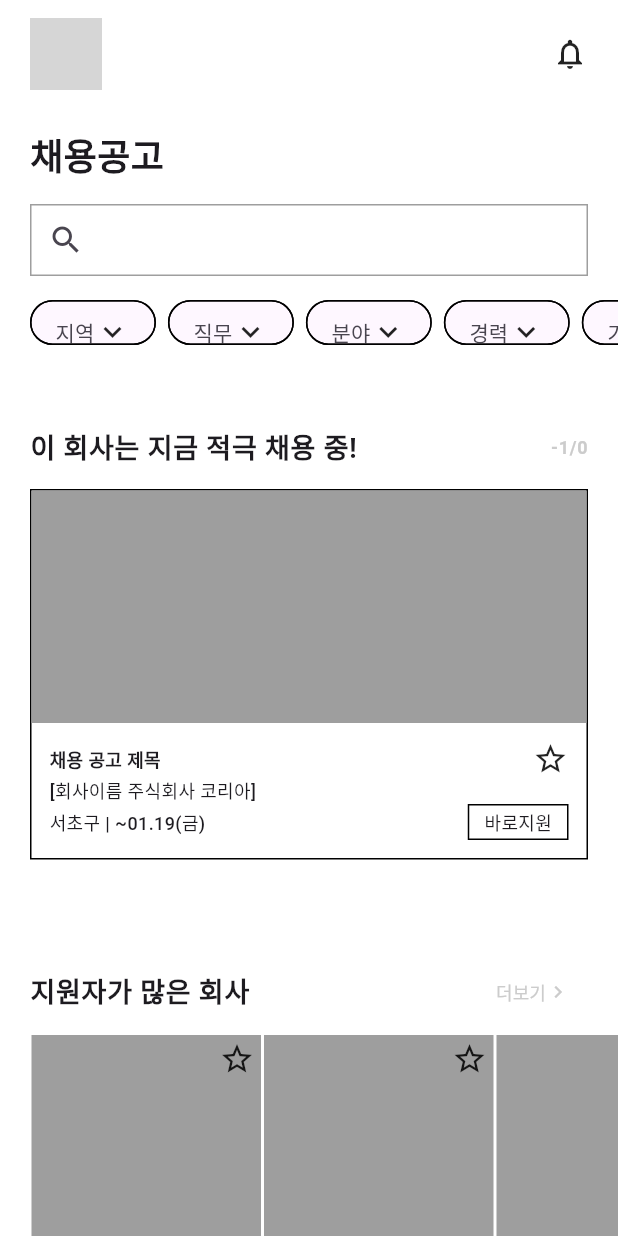
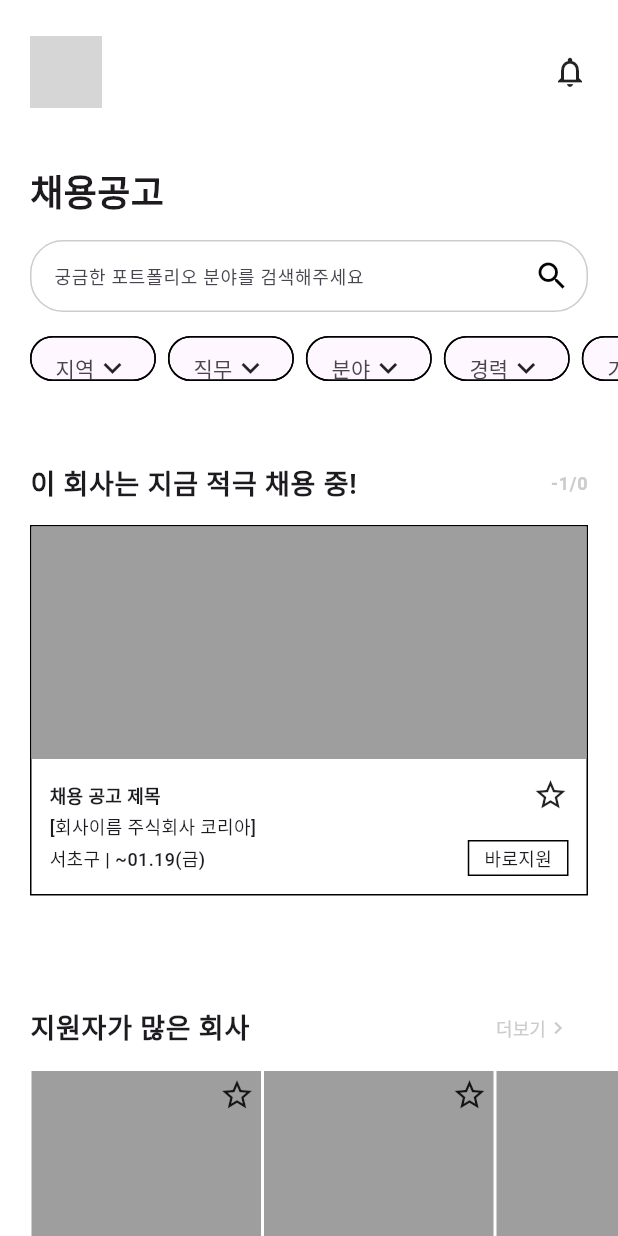
Before and after one commit to 9weeks-app-web/Team-6, a Flutter app: the RecruitPage screen opened by its route, on a phone screen of 412 x 824 dp. Run offline on Flutter 3.47's test engine with Material 3 defaults, Android fonts, the phone set to English and light mode, and no system bars; our stand-ins replace flutter_riverpod, flutter_svg, go_router, supabase_flutter; accounts and stored records are empty; Roboto replaces fonts that are missing (Pretendard); grey boxes are pictures that could not be loaded.

```diff
--- a/lib/view/router.dart
+++ b/lib/view/router.dart
@@ -1,3 +1,4 @@
+import 'package:flutter_app/view/pages/community_pages/community_page.dart';
 import 'package:flutter_app/view/pages/login_page.dart';
 import 'package:flutter_app/view/pages/my_pages/my_page.dart';
 import 'package:flutter_app/view/pages/recruit_page.dart';
@@ -15,5 +16,9 @@ final router = GoRouter(initialLocation: '/mypage', routes: [
   GoRoute(
     path: '/recruit',
     builder: (context, state) => const RecruitPage(),
+  ),
+  GoRoute(
+    path: '/community',
+    builder: (context, state) => const CommunityPage(),
   )
 ]);
--- a/lib/view/widgets/header_widget.dart
+++ b/lib/view/widgets/header_widget.dart
@@ -8,7 +8,9 @@ class HeaderWidget extends StatelessWidget {
 
   @override
   Widget build(BuildContext context) {
-    return Row(
+    return Padding(
+      padding: const EdgeInsets.symmetric(vertical: 12),
+      child: Row(
         children: [
           Expanded(
             child: Row(
@@ -20,6 +22,7 @@ class HeaderWidget extends StatelessWidget {
           ),
           const Icon(Icons.notifications_none_outlined),
         ],
+      ),
     );
   }
 }
--- a/lib/view/widgets/recruit_page_widgets/search_bar_widget.dart
+++ b/lib/view/widgets/recruit_page_widgets/search_bar_widget.dart
@@ -1,7 +1,14 @@
 import 'package:flutter/material.dart';
+import 'package:flutter_app/common.dart';
+
+//@TabType을 받아서 타입에 따라 suffixIcon을 다르게 줄 것
 
 class SearchBarWidget extends StatefulWidget {
-  const SearchBarWidget({super.key});
+  const SearchBarWidget({
+    super.key,
+    this.hintText,
+  });
+  final String? hintText;
 
   @override
   State<SearchBarWidget> createState() => _SearchBarWidgetState();
@@ -22,31 +29,32 @@ class _SearchBarWidgetState extends State<SearchBarWidget> {
       controller: controller,
       onSubmitted: (value) {},
       decoration: InputDecoration(
-        prefixIcon: const Icon(
-          Icons.search, //@todo: 아이콘 추후 디자이너와 이야기 필요
-        ),
-        suffixIcon: controller.text.isNotEmpty
+        hintText: widget.hintText ?? '궁금한 포트폴리오 분야를 검색해주세요',
+        hintStyle: FontStyle.Caption_1,
+        suffixIcon: widget.hintText == null
             ? const Icon(
-                Icons.close,
+                Icons.search,
+                color: DesignColor.Neutral,
               )
             : null,
-        enabledBorder: const OutlineInputBorder(
-          borderRadius: BorderRadius.zero,
+        enabledBorder: OutlineInputBorder(
+          borderRadius: BorderRadius.circular(22),
           borderSide: BorderSide(
-            color: Colors.grey, //Color(0x00e5e5e5),
+            color: DesignColor.Neutral.shade20,
             width: 1.0,
           ),
         ),
-        focusedBorder: const OutlineInputBorder(
-          borderRadius: BorderRadius.zero,
+        focusedBorder: OutlineInputBorder(
+          borderRadius: BorderRadius.circular(22),
           borderSide: BorderSide(
-            color: Colors.grey, //Color(0x00e5e5e5),
+            color: DesignColor.Primary.shade50,
             width: 1.0,
           ),
         ),
-        contentPadding: const EdgeInsets.symmetric(
-          vertical: 8,
-          horizontal: 4,
+        contentPadding: const EdgeInsets.only(
+          left: 12,
+          top: 10,
+          bottom: 10,
         ),
       ),
     );
```
Also changed, not shown: lib/view/pages/community_pages/community_page.dart (added, +55 -0 lines), lib/view/widgets/community_page_widgets/community_tab_list.dart (added, +25 -0 lines), lib/view/widgets/community_page_widgets/tab_item.dart (added, +20 -0 lines), lib/view/widgets/community_page_widgets/tab_widget.dart (added, +67 -0 lines), lib/view/pages/community_page.dart (deleted). Lines whose indentation alone changed are shown as unchanged.
